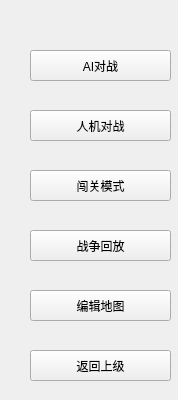
This is Main_window/part_widgetssingle.ui in lindexWindy/ds15UI as Qt 5 draws it before an edit. The edited form follows.
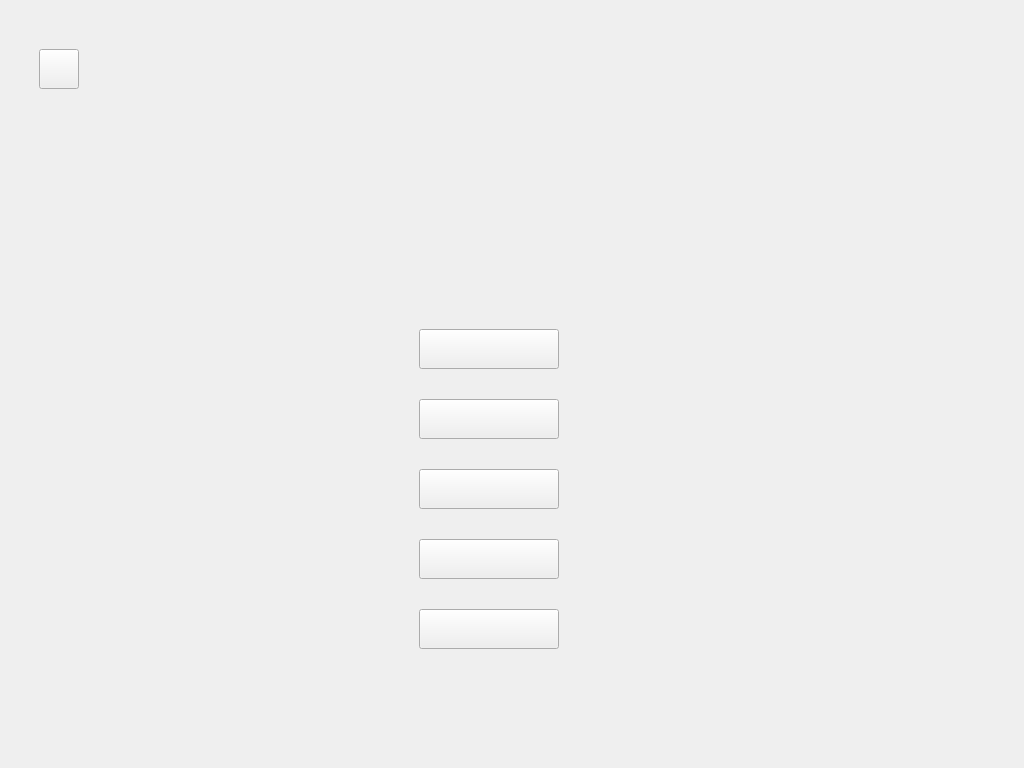
This is the edited form.

What changed in the file:
```diff
--- a/Main_window/part_widgetssingle.ui
+++ b/Main_window/part_widgetssingle.ui
@@ -6,85 +6,100 @@
    <rect>
     <x>0</x>
     <y>0</y>
-    <width>178</width>
-    <height>400</height>
+    <width>1024</width>
+    <height>768</height>
    </rect>
   </property>
   <property name="windowTitle">
    <string>Form</string>
   </property>
+  <widget class="QFrame" name="frame">
+   <property name="geometry">
+    <rect>
+     <x>-1</x>
+     <y>-1</y>
+     <width>1031</width>
+     <height>771</height>
+    </rect>
+   </property>
+   <property name="frameShape">
+    <enum>QFrame::StyledPanel</enum>
+   </property>
+   <property name="frameShadow">
+    <enum>QFrame::Raised</enum>
+   </property>
+   <widget class="QPushButton" name="aivsai">
+    <property name="geometry">
+     <rect>
+      <x>420</x>
+      <y>330</y>
+      <width>140</width>
+      <height>40</height>
+     </rect>
+    </property>
+    <property name="text">
+     <string/>
+    </property>
+   </widget>
   <widget class="QPushButton" name="playervsai">
    <property name="geometry">
     <rect>
-     <x>30</x>
-     <y>110</y>
-     <width>141</width>
-     <height>31</height>
+      <x>420</x>
+      <y>400</y>
+      <width>140</width>
+      <height>40</height>
     </rect>
    </property>
    <property name="text">
-    <string>人机对战</string>
+     <string/>
    </property>
   </widget>
   <widget class="QPushButton" name="levelmode">
    <property name="geometry">
     <rect>
-     <x>30</x>
-     <y>170</y>
-     <width>141</width>
-     <height>31</height>
+      <x>420</x>
+      <y>470</y>
+      <width>140</width>
+      <height>40</height>
     </rect>
    </property>
    <property name="text">
-    <string>闯关模式</string>
-   </property>
-  </widget>
-  <widget class="QPushButton" name="aivsai">
-   <property name="geometry">
-    <rect>
-     <x>30</x>
-     <y>50</y>
-     <width>141</width>
-     <height>31</height>
-    </rect>
-   </property>
-   <property name="text">
-    <string>AI对战</string>
+     <string/>
    </property>
   </widget>
   <widget class="QPushButton" name="replay">
    <property name="geometry">
     <rect>
-     <x>30</x>
-     <y>230</y>
-     <width>141</width>
-     <height>31</height>
+      <x>420</x>
+      <y>540</y>
+      <width>140</width>
+      <height>40</height>
     </rect>
    </property>
    <property name="text">
-    <string>战争回放</string>
+     <string/>
    </property>
   </widget>
   <widget class="QPushButton" name="mapedit">
    <property name="geometry">
     <rect>
-     <x>30</x>
-     <y>290</y>
-     <width>141</width>
-     <height>31</height>
+      <x>420</x>
+      <y>610</y>
+      <width>140</width>
+      <height>40</height>
     </rect>
    </property>
    <property name="text">
-    <string>编辑地图</string>
+     <string/>
    </property>
   </widget>
   <widget class="QPushButton" name="returnpre">
    <property name="geometry">
     <rect>
-     <x>30</x>
-     <y>350</y>
-     <width>141</width>
-     <height>31</height>
+      <x>40</x>
+      <y>50</y>
+      <width>40</width>
+      <height>40</height>
     </rect>
    </property>
    <property name="sizePolicy">
@@ -94,8 +109,9 @@
     </sizepolicy>
    </property>
    <property name="text">
-    <string>返回上级</string>
-   </property>
+     <string/>
+    </property>
+   </widget>
   </widget>
  </widget>
  <resources/>
```
Lines whose indentation alone changed are shown as unchanged.
